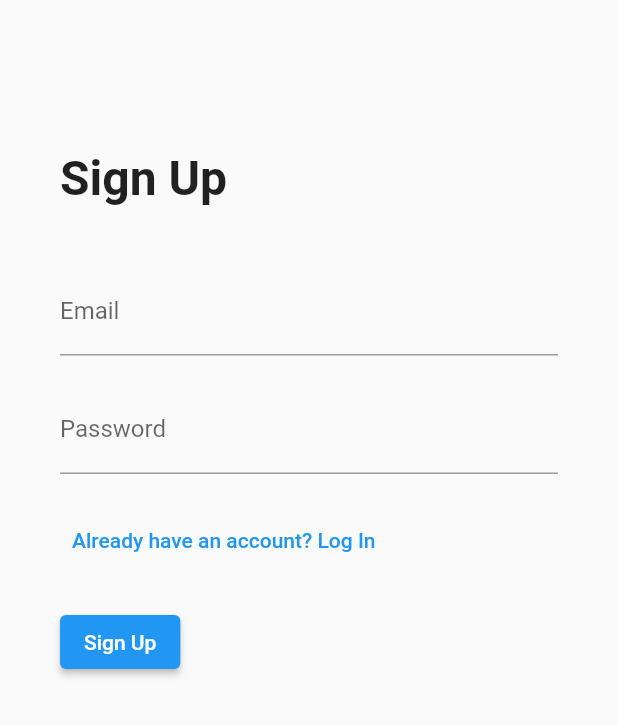
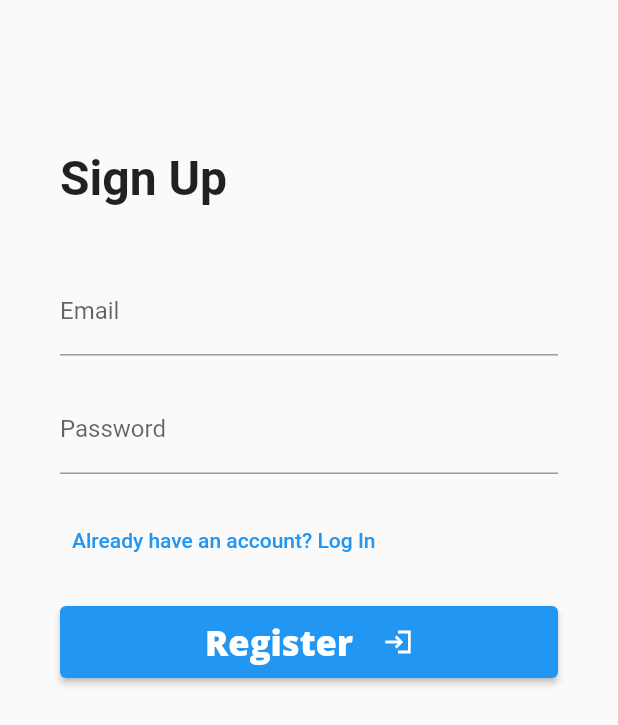
Before and after one commit to onurural/voyage, a Flutter app: the AuthScreen screen opened directly, after a tap on "Already have an account? Log In", after a tap on "Sign Up", on a phone screen of 412 x 824 dp. Shown: the top 725 px of the screen. Run offline on Flutter 3.47's test engine with Material 2 defaults, Android fonts, the phone set to English and light mode, and no system bars; our stand-ins replace animated_text_kit, carousel_slider, email_validator, equatable, file_picker, firebase_analytics and 11 more; missing offline and left inert: document_scanner_flutter, flutter_animator, flutter_pdfview, pdf_render; accounts and stored records are empty.

Commit message:
integrated BloC to sign-up-widget

```diff
--- a/lib/main.dart
+++ b/lib/main.dart
@@ -1,6 +1,8 @@
 import 'package:firebase_core/firebase_core.dart';
 import 'package:flutter/material.dart';
-import 'package:voyage/views/main-connector.dart';
+import 'package:voyage/views/auth.view.dart';
+import 'package:voyage/views/log-in.view.dart';
+//import 'package:voyage/views/main-connector.dart';
 
 import 'firebase_options.dart';
 
@@ -25,7 +27,7 @@ class _MyAppState extends State<MyApp> {
   @override
   Widget build(BuildContext context) {
     return const MaterialApp(
-      home: MainConnector()
+      home: AuthScreen()
       );
 
   }
--- a/lib/ui-components/auth-components/sign-up-widget.dart
+++ b/lib/ui-components/auth-components/sign-up-widget.dart
@@ -1,5 +1,12 @@
 import 'package:flutter/material.dart';
 import 'package:email_validator/email_validator.dart';
+import 'package:flutter_bloc/flutter_bloc.dart';
+import 'package:google_fonts/google_fonts.dart';
+import 'package:voyage/bloc/auth/auth.block.dart';
+import 'package:voyage/bloc/auth/auth.event.dart';
+import 'package:voyage/bloc/auth/auth.state.dart';
+import 'package:voyage/data/auth.data.dart';
+import 'package:voyage/views/main-connector.dart';
 
 
 
@@ -7,42 +14,53 @@ import 'package:email_validator/email_validator.dart';
 class SignupWidget extends StatefulWidget {
   final Function(double) onNavigate;
 
-  SignupWidget(this.onNavigate, {super.key});
+  const SignupWidget(this.onNavigate, {super.key});
 
   @override
   _SignupWidgetState createState() => _SignupWidgetState();
 }
 
 class _SignupWidgetState extends State<SignupWidget> {
-  final _formKey = GlobalKey<FormState>();
+
+  final AuthBloc _authBloc =  AuthBloc();
+  final AuthData _authData = AuthData();
+
   String _email = '';
   String _password = '';
+
+  final _emailController= TextEditingController();
+  final _userNameController = TextEditingController();
+  final _passwordController = TextEditingController();
+
+
+  final _formKey = GlobalKey<FormState>();
 
   void _onLoginButtonPressed() {
     widget.onNavigate(1);
   }
 
   void _onSignupButtonPressed() {
-
+    _authBloc.add(SignUpRequest(_emailController.text, _passwordController.text));
   }
 
   @override
   Widget build(BuildContext context) {
     return SingleChildScrollView(
       child: Container(
-        padding: EdgeInsets.symmetric(horizontal: 40, vertical: 100),
+        padding: const EdgeInsets.symmetric(horizontal: 40, vertical: 100),
         child: Column(
           crossAxisAlignment: CrossAxisAlignment.start,
           children: [
-            Text('Sign Up', style: TextStyle(fontSize: 32, fontWeight: FontWeight.bold)),
-            SizedBox(height: 40),
+            const Text('Sign Up', style: TextStyle(fontSize: 32, fontWeight: FontWeight.bold)),
+            const SizedBox(height: 40),
             Form(
               key: _formKey,
               child: Column(
                 children: [
                   TextFormField(
+                    controller: _emailController,
                     keyboardType: TextInputType.emailAddress,
-                    decoration: InputDecoration(labelText: 'Email'),
+                    decoration: const InputDecoration(labelText: 'Email'),
                     onChanged: (value) => _email = value.trim(),
                     validator: (value) {
                       if (value == null || value.isEmpty) {
@@ -53,10 +71,11 @@ class _SignupWidgetState extends State<SignupWidget> {
                       return null;
                     },
                   ),
-                  SizedBox(height: 20),
+                  const SizedBox(height: 20),
                   TextFormField(
+                    controller: _passwordController,
                     obscureText: true,
-                    decoration: InputDecoration(labelText: 'Password'),
+                    decoration: const InputDecoration(labelText: 'Password'),
                     onChanged: (value) => _password = value,
                     validator: (value) {
                       if (value == null || value.isEmpty) {
@@ -70,19 +89,109 @@ class _SignupWidgetState extends State<SignupWidget> {
                 ],
               ),
             ),
-            SizedBox(height: 20),
+            const SizedBox(height: 20),
             TextButton(
               onPressed: _onLoginButtonPressed,
-              child: Text('Already have an account? Log In'),
+              child: const Text('Already have an account? Log In'),
             ),
-            SizedBox(height: 20),
+            const SizedBox(height: 20),
             ElevatedButton(
               onPressed: _onSignupButtonPressed,
-              child: Text('Sign Up'),
+              child: BlocProvider(
+                create: (_) => _authBloc,
+                child: MaterialButton(
+                    child: Center(
+                      child: Row(
+                        mainAxisAlignment: MainAxisAlignment.center,
+                        children: [
+                          Text(
+                            'Register',
+                            style: GoogleFonts.openSans(
+                                textStyle: const TextStyle(
+                                    color: Colors.white,
+                                    fontSize: 23,
+                                    fontWeight: FontWeight.w800)),
+                          ),
+                          BlocConsumer<AuthBloc, AuthState>(
+                            listener: (context, state) {
+                          if (state is AuthSuccessState) {
+                            Navigator.push(
+                              context,
+                              MaterialPageRoute(
+                                  builder: (context) => const MainConnector()),
+                            );
+                            var userId = _authData.getCurrentUserId();
+                            _authBloc.add(SaveUserToMongoDB(_emailController.text, userId!, _userNameController.text));
+                          } else if (state is AuthFailedState) {
+                            // TODO REMOVE THIS
+                              Navigator.push(
+                              context,
+                              MaterialPageRoute(
+                                  builder: (context) => const MainConnector()),
+                            );
+                          }
+                        }, builder: (context, state) {
+                          return const Padding(
+                            padding: EdgeInsets.fromLTRB(20, 0, 0, 0),
+                            child: Icon(
+                              Icons.login_sharp,
+                              color: Colors.white,
+                              size: 20,
+                            ),
+                          );
+                        }),
+                        ],
+                      ),
+                    ),
+                    onPressed: () {
+                      _authBloc.add(SignUpRequest(_emailController.text, _passwordController.text));
+                    }),
+              ),
             ),
           ],
         ),
       ),
     );
   }
+
+
+
+  Padding usernameInputField() {
+    return Padding(
+      padding: const EdgeInsets.fromLTRB(0, 20, 0, 20),
+      child: Material(
+        color: Colors.transparent,
+        child: TextField(
+          controller: _userNameController,
+          keyboardType: TextInputType.name,
+          autofillHints: const [AutofillHints.username],
+          decoration: InputDecoration(
+            prefixIcon: const Icon(Icons.person),
+            filled: true,
+            fillColor: Colors.transparent,
+            hintText: 'Username',
+            hintStyle: GoogleFonts.poppins(
+                textStyle: TextStyle(
+                    fontWeight: FontWeight.w700,
+                    fontSize: 17,
+                    letterSpacing: 1)),
+            focusedBorder: const UnderlineInputBorder(
+                borderSide: BorderSide(
+              color: Colors.white,
+              width: 2,
+            )),
+            focusedErrorBorder: const UnderlineInputBorder(
+                borderSide: BorderSide(
+                    color: Color.fromRGBO(37, 150, 190, 100), width: 2)),
+            border: UnderlineInputBorder(
+              borderSide: BorderSide(
+                width: 2,
+              ),
+            ),
+          ),
+        ),
+      ),
+    );
+  }
+
 }
--- a/lib/views/auth.dart
+++ b/lib/views/auth.view.dart
@@ -5,9 +5,6 @@ import 'package:provider/provider.dart';
 import '../ui-components/auth-components/forget-password-widget.dart';
 import '../ui-components/auth-components/log-in-widget.dart';
 import '../ui-components/auth-components/sign-up-widget.dart';
-
-
-
 
 class AuthScreen extends StatefulWidget {
   const AuthScreen({Key? key}) : super(key: key);
@@ -45,10 +42,9 @@ class _AuthScreenState extends State<AuthScreen> with TickerProviderStateMixin {
       body: SafeArea(
         child: PageView(
           controller: _pageController,
-          physics: NeverScrollableScrollPhysics(),
+          physics: const NeverScrollableScrollPhysics(),
           children: [
             SignupWidget( (index) => _navigateTo(index.toInt())),
-
             LoginWidget( (index) => _navigateTo(index.toInt())),
             ForgotPasswordWidget( ( index) => _navigateTo(index.toInt())),
 
--- a/lib/views/sign-up.view.dart
+++ b/lib/views/sign-up.view.dart
@@ -393,7 +393,8 @@ class _SignUpScreenState extends State<SignUpScreen> {
                     onPressed: () {
                       _authBloc.add(SignUpRequest(_emailController.text, _passwordController.text));
                     }),
-              )),
+              )
+              ),
         );
   }
 }
```
